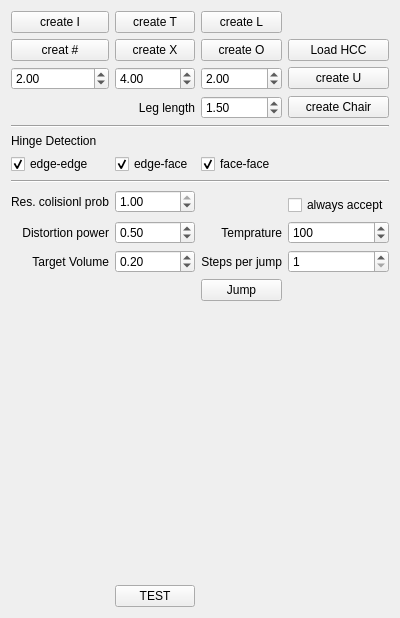
First picture: the form in Foldabilizer/FoldabilizerWidget.ui, repository letienhung/fold-hcc, before the edit.
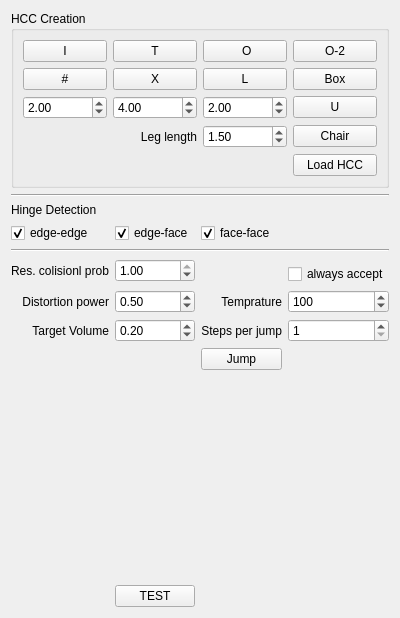
Second picture: the form after the edit.

```diff
--- a/Foldabilizer/FoldabilizerWidget.ui
+++ b/Foldabilizer/FoldabilizerWidget.ui
@@ -26,7 +26,34 @@
    <string>Form</string>
   </property>
   <layout class="QGridLayout" name="gridLayout">
-   <item row="14" column="0">
+   <item row="12" column="0">
+    <widget class="QLabel" name="label_4">
+     <property name="text">
+      <string>Distortion power</string>
+     </property>
+     <property name="alignment">
+      <set>Qt::AlignRight|Qt::AlignTrailing|Qt::AlignVCenter</set>
+     </property>
+    </widget>
+   </item>
+   <item row="8" column="2">
+    <widget class="QCheckBox" name="ffHinge">
+     <property name="text">
+      <string>face-face</string>
+     </property>
+     <property name="checked">
+      <bool>true</bool>
+     </property>
+    </widget>
+   </item>
+   <item row="9" column="0" colspan="4">
+    <widget class="Line" name="line">
+     <property name="orientation">
+      <enum>Qt::Horizontal</enum>
+     </property>
+    </widget>
+   </item>
+   <item row="15" column="0">
     <spacer name="verticalSpacer">
      <property name="orientation">
       <enum>Qt::Vertical</enum>
@@ -39,7 +66,7 @@
      </property>
     </spacer>
    </item>
-   <item row="9" column="1" rowspan="2">
+   <item row="10" column="1" rowspan="2">
     <widget class="QDoubleSpinBox" name="resCollProb">
      <property name="maximum">
       <double>1.000000000000000</double>
@@ -52,35 +79,14 @@
      </property>
     </widget>
    </item>
-   <item row="9" column="0" rowspan="2">
+   <item row="10" column="0" rowspan="2">
     <widget class="QLabel" name="label_6">
      <property name="text">
       <string>Res. colisionl prob</string>
      </property>
     </widget>
    </item>
-   <item row="1" column="1">
-    <widget class="QPushButton" name="createX">
-     <property name="text">
-      <string>create X</string>
-     </property>
-    </widget>
-   </item>
-   <item row="1" column="0">
-    <widget class="QPushButton" name="createSharp">
-     <property name="text">
-      <string>creat #</string>
-     </property>
-    </widget>
-   </item>
-   <item row="0" column="0">
-    <widget class="QPushButton" name="createI">
-     <property name="text">
-      <string>create I</string>
-     </property>
-    </widget>
-   </item>
-   <item row="12" column="2">
+   <item row="13" column="2">
     <widget class="QLabel" name="dsfs">
      <property name="text">
       <string>Steps per jump</string>
@@ -90,7 +96,7 @@
      </property>
     </widget>
    </item>
-   <item row="12" column="1">
+   <item row="13" column="1">
     <widget class="QDoubleSpinBox" name="targetV">
      <property name="maximum">
       <double>1.000000000000000</double>
@@ -103,7 +109,7 @@
      </property>
     </widget>
    </item>
-   <item row="12" column="0">
+   <item row="13" column="0">
     <widget class="QLabel" name="label_5">
      <property name="text">
       <string>Target Volume</string>
@@ -113,7 +119,7 @@
      </property>
     </widget>
    </item>
-   <item row="11" column="3">
+   <item row="12" column="3">
     <widget class="QSpinBox" name="temprature">
      <property name="minimum">
       <number>1</number>
@@ -129,14 +135,14 @@
      </property>
     </widget>
    </item>
-   <item row="15" column="1">
+   <item row="16" column="1">
     <widget class="QPushButton" name="test">
      <property name="text">
       <string>TEST</string>
      </property>
     </widget>
    </item>
-   <item row="12" column="3">
+   <item row="13" column="3">
     <widget class="QSpinBox" name="stepsPerJump">
      <property name="minimum">
       <number>1</number>
@@ -152,7 +158,7 @@
      </property>
     </widget>
    </item>
-   <item row="11" column="2">
+   <item row="12" column="2">
     <widget class="QLabel" name="label_3">
      <property name="frameShape">
       <enum>QFrame::NoFrame</enum>
@@ -165,14 +171,14 @@
      </property>
     </widget>
    </item>
-   <item row="13" column="2">
+   <item row="14" column="2">
     <widget class="QPushButton" name="jumpButton">
      <property name="text">
       <string>Jump</string>
      </property>
     </widget>
    </item>
-   <item row="11" column="1">
+   <item row="12" column="1">
     <widget class="QDoubleSpinBox" name="distWeight">
      <property name="singleStep">
       <double>0.100000000000000</double>
@@ -182,41 +188,14 @@
      </property>
     </widget>
    </item>
-   <item row="11" column="0">
-    <widget class="QLabel" name="label_4">
-     <property name="text">
-      <string>Distortion power</string>
-     </property>
-     <property name="alignment">
-      <set>Qt::AlignRight|Qt::AlignTrailing|Qt::AlignVCenter</set>
-     </property>
-    </widget>
-   </item>
-   <item row="10" column="3">
+   <item row="11" column="3">
     <widget class="QCheckBox" name="alwaysAccept">
      <property name="text">
       <string>always accept</string>
      </property>
     </widget>
    </item>
-   <item row="8" column="0" colspan="4">
-    <widget class="Line" name="line">
-     <property name="orientation">
-      <enum>Qt::Horizontal</enum>
-     </property>
-    </widget>
-   </item>
-   <item row="7" column="2">
-    <widget class="QCheckBox" name="ffHinge">
-     <property name="text">
-      <string>face-face</string>
-     </property>
-     <property name="checked">
-      <bool>true</bool>
-     </property>
-    </widget>
-   </item>
-   <item row="7" column="1">
+   <item row="8" column="1">
     <widget class="QCheckBox" name="efHinge">
      <property name="text">
       <string>edge-face</string>
@@ -226,7 +205,7 @@
      </property>
     </widget>
    </item>
-   <item row="7" column="0">
+   <item row="8" column="0">
     <widget class="QCheckBox" name="eeHinge">
      <property name="text">
       <string>edge-edge</string>
@@ -236,44 +215,41 @@
      </property>
     </widget>
    </item>
-   <item row="6" column="0">
+   <item row="7" column="0">
     <widget class="QLabel" name="label_2">
      <property name="text">
       <string>Hinge Detection</string>
      </property>
     </widget>
    </item>
-   <item row="5" column="0" colspan="4">
+   <item row="6" column="0" colspan="4">
     <widget class="Line" name="line_3">
      <property name="orientation">
       <enum>Qt::Horizontal</enum>
      </property>
     </widget>
    </item>
-   <item row="4" column="3">
+   <item row="0" column="0" colspan="4">
+    <widget class="QGroupBox" name="groupBox">
+     <property name="title">
+      <string>HCC Creation</string>
+     </property>
+     <layout class="QGridLayout" name="gridLayout_2">
+      <item row="1" column="0">
+       <widget class="QPushButton" name="createSharp">
+        <property name="text">
+         <string>#</string>
+        </property>
+       </widget>
+      </item>
+      <item row="3" column="3">
     <widget class="QPushButton" name="createChair">
      <property name="text">
-      <string>create Chair</string>
+         <string>Chair</string>
      </property>
     </widget>
    </item>
-   <item row="4" column="2">
-    <widget class="QDoubleSpinBox" name="legLength">
-     <property name="minimum">
-      <double>1.000000000000000</double>
-     </property>
-     <property name="maximum">
-      <double>10.000000000000000</double>
-     </property>
-     <property name="singleStep">
-      <double>0.100000000000000</double>
-     </property>
-     <property name="value">
-      <double>1.500000000000000</double>
-     </property>
-    </widget>
-   </item>
-   <item row="4" column="1">
+      <item row="3" column="1">
     <widget class="QLabel" name="label">
      <property name="text">
       <string>Leg length</string>
@@ -283,24 +259,7 @@
      </property>
     </widget>
    </item>
-   <item row="3" column="3">
-    <widget class="QPushButton" name="createU">
-     <property name="text">
-      <string>create U</string>
-     </property>
-    </widget>
-   </item>
-   <item row="3" column="2">
-    <widget class="QDoubleSpinBox" name="URight">
-     <property name="singleStep">
-      <double>0.500000000000000</double>
-     </property>
-     <property name="value">
-      <double>2.000000000000000</double>
-     </property>
-    </widget>
-   </item>
-   <item row="3" column="1">
+      <item row="2" column="1">
     <widget class="QDoubleSpinBox" name="UMid">
      <property name="singleStep">
       <double>0.500000000000000</double>
@@ -310,42 +269,106 @@
      </property>
     </widget>
    </item>
-   <item row="3" column="0">
-    <widget class="QDoubleSpinBox" name="ULeft">
+      <item row="3" column="2">
+       <widget class="QDoubleSpinBox" name="legLength">
+        <property name="minimum">
+         <double>1.000000000000000</double>
+        </property>
+        <property name="maximum">
+         <double>10.000000000000000</double>
+        </property>
      <property name="singleStep">
-      <double>0.500000000000000</double>
+         <double>0.100000000000000</double>
      </property>
      <property name="value">
-      <double>2.000000000000000</double>
+         <double>1.500000000000000</double>
      </property>
     </widget>
    </item>
    <item row="0" column="1">
     <widget class="QPushButton" name="createT">
      <property name="text">
-      <string>create T</string>
-     </property>
-    </widget>
-   </item>
-   <item row="1" column="3">
-    <widget class="QPushButton" name="load_hcc">
-     <property name="text">
-      <string>Load HCC</string>
+         <string>T</string>
      </property>
     </widget>
    </item>
    <item row="0" column="2">
-    <widget class="QPushButton" name="createL">
-     <property name="text">
-      <string>create L</string>
-     </property>
-    </widget>
-   </item>
-   <item row="1" column="2">
     <widget class="QPushButton" name="createO">
      <property name="text">
-      <string>create O</string>
-     </property>
+         <string> O</string>
+        </property>
+       </widget>
+      </item>
+      <item row="2" column="3">
+       <widget class="QPushButton" name="createU">
+        <property name="text">
+         <string>U</string>
+        </property>
+       </widget>
+      </item>
+      <item row="2" column="0">
+       <widget class="QDoubleSpinBox" name="ULeft">
+        <property name="singleStep">
+         <double>0.500000000000000</double>
+        </property>
+        <property name="value">
+         <double>2.000000000000000</double>
+        </property>
+       </widget>
+      </item>
+      <item row="1" column="1">
+       <widget class="QPushButton" name="createX">
+        <property name="text">
+         <string>X</string>
+        </property>
+       </widget>
+      </item>
+      <item row="1" column="2">
+       <widget class="QPushButton" name="createL">
+        <property name="text">
+         <string>L</string>
+        </property>
+       </widget>
+      </item>
+      <item row="0" column="0">
+       <widget class="QPushButton" name="createI">
+        <property name="text">
+         <string>I</string>
+        </property>
+       </widget>
+      </item>
+      <item row="2" column="2">
+       <widget class="QDoubleSpinBox" name="URight">
+        <property name="singleStep">
+         <double>0.500000000000000</double>
+        </property>
+        <property name="value">
+         <double>2.000000000000000</double>
+        </property>
+       </widget>
+      </item>
+      <item row="0" column="3">
+       <widget class="QPushButton" name="createO_2">
+        <property name="text">
+         <string>O-2</string>
+        </property>
+       </widget>
+      </item>
+      <item row="4" column="3">
+       <widget class="QPushButton" name="load_hcc">
+        <property name="text">
+         <string>Load HCC</string>
+        </property>
+       </widget>
+      </item>
+      <item row="1" column="3">
+       <widget class="QPushButton" name="createBox">
+        <property name="text">
+         <string>Box</string>
+        </property>
+       </widget>
+      </item>
+     </layout>
     </widget>
    </item>
   </layout>
```
Lines whose indentation alone changed are shown as unchanged.
